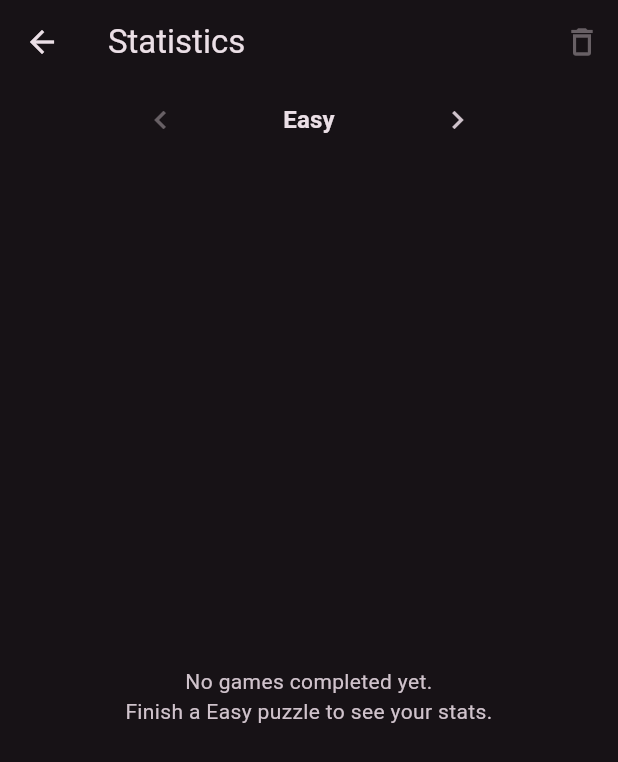
After one commit to likhithpraveenk/sudoku, a Flutter app: the StatsScreen screen opened directly, on a phone screen of 412 x 824 dp. The commit adds this screen. Shown: the top 762 px of the screen. Run offline on Flutter 3.47's test engine with Material 3 defaults, Android fonts, the phone set to English and light mode, and no system bars; our stand-ins replace flutter_riverpod, hive_ce, hive_ce_flutter; accounts and stored records are empty.

Commit message:
feat add stats screen

```diff
--- /dev/null
+++ b/lib/presentation/screens/stats_screen.dart
@@ -0,0 +1,318 @@
+import 'package:flutter/material.dart';
+import 'package:flutter_riverpod/flutter_riverpod.dart';
+import 'package:sudoku/domain/models/difficulty.dart';
+import 'package:sudoku/domain/models/stat_record.dart';
+import 'package:sudoku/presentation/shared/utils.dart';
+import 'package:sudoku/providers/stats_provider.dart';
+
+class StatsScreen extends ConsumerStatefulWidget {
+  const StatsScreen({super.key});
+
+  @override
+  ConsumerState<StatsScreen> createState() => _StatsScreenState();
+}
+
+class _StatsScreenState extends ConsumerState<StatsScreen> {
+  late final PageController _pageController;
+  int _page = 0;
+
+  @override
+  void initState() {
+    super.initState();
+    _pageController = PageController(initialPage: _page);
+  }
+
+  @override
+  void dispose() {
+    _pageController.dispose();
+    super.dispose();
+  }
+
+  Future<void> _reset() async {
+    final difficulty = Difficulty.values[_page];
+    final confirmed = await showDialog<bool>(
+      context: context,
+      builder: (ctx) => AlertDialog(
+        title: const Text('Reset statistics?'),
+        content: Text(
+          'This will delete all ${difficulty.displayName} records. '
+          'This cannot be undone',
+        ),
+        actions: [
+          TextButton(
+            onPressed: () => Navigator.of(ctx).pop(false),
+            child: const Text('Cancel'),
+          ),
+          FilledButton(
+            onPressed: () => Navigator.of(ctx).pop(true),
+            child: const Text('Reset'),
+          ),
+        ],
+        actionsAlignment: .spaceBetween,
+      ),
+    );
+    if (confirmed == true) {
+      await ref
+          .read(statsNotifierProvider.notifier)
+          .resetPerDifficulty(difficulty);
+    }
+  }
+
+  @override
+  Widget build(BuildContext context) {
+    final allStats = ref.watch(statsNotifierProvider);
+
+    return Scaffold(
+      appBar: AppBar(
+        title: const Text('Statistics'),
+        actions: [
+          IconButton(
+            tooltip: 'Reset difficulty',
+            onPressed: allStats[Difficulty.values[_page]]!.isEmpty
+                ? null
+                : _reset,
+            icon: const Icon(Icons.delete_outline),
+          ),
+        ],
+      ),
+      body: Column(
+        children: [
+          _DifficultyHeader(pageController: _pageController, index: _page),
+          Expanded(
+            child: PageView.builder(
+              controller: _pageController,
+              itemCount: Difficulty.values.length,
+              onPageChanged: (i) => setState(() => _page = i),
+              itemBuilder: (context, index) {
+                final difficulty = Difficulty.values[index];
+                final records = allStats[difficulty] ?? const [];
+                return _DifficultyStats(
+                  key: ValueKey(difficulty),
+                  difficulty: difficulty,
+                  records: records,
+                );
+              },
+            ),
+          ),
+        ],
+      ),
+    );
+  }
+}
+
+class _DifficultyHeader extends StatelessWidget {
+  const _DifficultyHeader({required this.pageController, required this.index});
+
+  final PageController pageController;
+  final int index;
+
+  @override
+  Widget build(BuildContext context) {
+    final theme = Theme.of(context);
+
+    return Row(
+      mainAxisAlignment: .center,
+      children: [
+        IconButton(
+          icon: const Icon(Icons.chevron_left),
+          onPressed: index > 0
+              ? () => pageController.previousPage(
+                  duration: const Duration(milliseconds: 250),
+                  curve: Curves.ease,
+                )
+              : null,
+        ),
+        SizedBox(
+          width: 150,
+          child: Text(
+            Difficulty.values[index].displayName,
+            textAlign: TextAlign.center,
+            style: theme.textTheme.titleMedium?.copyWith(fontWeight: .bold),
+          ),
+        ),
+        IconButton(
+          icon: const Icon(Icons.chevron_right),
+          onPressed: index < Difficulty.values.length - 1
+              ? () => pageController.nextPage(
+                  duration: const Duration(milliseconds: 250),
+                  curve: Curves.ease,
+                )
+              : null,
+        ),
+      ],
+    );
+  }
+}
+
+class _DifficultyStats extends StatelessWidget {
+  const _DifficultyStats({
+    super.key,
+    required this.difficulty,
+    required this.records,
+  });
+
+  final Difficulty difficulty;
+  final List<StatRecord> records;
+
+  @override
+  Widget build(BuildContext context) {
+    final theme = Theme.of(context);
+
+    if (records.isEmpty) {
+      return Center(
+        child: Padding(
+          padding: const .all(24),
+          child: Text(
+            'No games completed yet.\nFinish a ${difficulty.displayName} '
+            'puzzle to see your stats.',
+            textAlign: .center,
+            style: theme.textTheme.bodyMedium?.copyWith(
+              color: theme.colorScheme.onSurfaceVariant,
+            ),
+          ),
+        ),
+      );
+    }
+
+    final clean = records.where((r) => r.isClean).toList()
+      ..sort((a, b) => a.time.compareTo(b.time));
+    final assisted = records.where((r) => !r.isClean).toList()
+      ..sort((a, b) => a.time.compareTo(b.time));
+
+    final cleanBest = clean.firstOrNull;
+    final assistedBest = assisted.firstOrNull;
+    final bestTime = (cleanBest ?? assistedBest)?.time;
+    final avgTime = Duration(
+      milliseconds:
+          records.map((r) => r.time.inMilliseconds).reduce((a, b) => a + b) ~/
+          records.length,
+    );
+
+    return ListView(
+      padding: const .all(16),
+      children: [
+        Row(
+          children: [
+            Expanded(
+              child: _StatCard(
+                label: 'Best time',
+                value: bestTime != null ? formatTime(bestTime) : '—',
+              ),
+            ),
+            const SizedBox(width: 6),
+            Expanded(
+              child: _StatCard(label: 'Average', value: formatTime(avgTime)),
+            ),
+            const SizedBox(width: 6),
+            Expanded(
+              child: _StatCard(label: 'Played', value: '${records.length}'),
+            ),
+          ],
+        ),
+        const SizedBox(height: 24),
+        if (cleanBest != null)
+          _BestTile(title: 'Best (no assists)', record: cleanBest),
+        if (assistedBest != null)
+          _BestTile(title: 'Best (with assists)', record: assistedBest),
+        const SizedBox(height: 24),
+        Text(
+          'Recent games',
+          style: theme.textTheme.labelLarge?.copyWith(
+            fontWeight: FontWeight.bold,
+            color: theme.colorScheme.onSurfaceVariant,
+          ),
+        ),
+        const SizedBox(height: 8),
+        ...records.reversed.map((r) => _RecordTile(record: r)),
+      ],
+    );
+  }
+}
+
+class _StatCard extends StatelessWidget {
+  const _StatCard({required this.label, required this.value});
+
+  final String label;
+  final String value;
+
+  @override
+  Widget build(BuildContext context) {
+    final theme = Theme.of(context);
+    return Card(
+      elevation: 0,
+      color: theme.colorScheme.surfaceContainerHighest,
+      child: Padding(
+        padding: const .all(12),
+        child: Column(
+          children: [
+            Text(
+              value,
+              style: theme.textTheme.titleMedium?.copyWith(fontWeight: .bold),
+            ),
+            const SizedBox(height: 4),
+            Text(
+              label,
+              style: theme.textTheme.bodySmall?.copyWith(
+                color: theme.colorScheme.onSurfaceVariant,
+              ),
+            ),
+          ],
+        ),
+      ),
+    );
+  }
+}
+
+class _BestTile extends StatelessWidget {
+  const _BestTile({required this.title, required this.record});
+
+  final String title;
+  final StatRecord record;
+
+  @override
+  Widget build(BuildContext context) {
+    final theme = Theme.of(context);
+    return ListTile(
+      contentPadding: .zero,
+      leading: const Icon(Icons.emoji_events_outlined),
+      title: Text(title),
+      subtitle: Text(
+        record.assistsUsed.isEmpty ? 'No assists' : record.assistsUsed,
+      ),
+      trailing: Text(
+        formatTime(record.time),
+        style: theme.textTheme.titleMedium?.copyWith(fontWeight: .bold),
+      ),
+    );
+  }
+}
+
+class _RecordTile extends StatelessWidget {
+  const _RecordTile({required this.record});
+
+  final StatRecord record;
+
+  @override
+  Widget build(BuildContext context) {
+    final theme = Theme.of(context);
+    return ListTile(
+      contentPadding: .zero,
+      leading: Icon(
+        record.isClean ? Icons.shield_outlined : Icons.handyman_outlined,
+        color: record.isClean
+            ? theme.colorScheme.primary
+            : theme.colorScheme.outline,
+      ),
+      title: Text(formatTime(record.time)),
+      subtitle: Text(
+        record.assistsUsed.isEmpty ? 'No assists' : record.assistsUsed,
+      ),
+      trailing: Text(
+        formatDate(record.completedAt),
+        style: theme.textTheme.bodySmall?.copyWith(
+          color: theme.colorScheme.onSurfaceVariant,
+        ),
+      ),
+    );
+  }
+}
--- a/lib/providers/stats_provider.dart
+++ b/lib/providers/stats_provider.dart
@@ -52,6 +52,11 @@ class StatsNotifier extends Notifier<Map<Difficulty, List<StatRecord>>> {
     await _box.clear();
     state = {for (final d in Difficulty.values) d: const []};
   }
+
+  Future<void> resetPerDifficulty(Difficulty d) async {
+    await _box.delete(d.name);
+    state = {...state, d: const []};
+  }
 }
 
 final statsProvider = Provider.family.autoDispose<List<StatRecord>, Difficulty>(
```
Also changed, not shown: lib/presentation/screens/home_screen.dart (+12 -0 lines).
